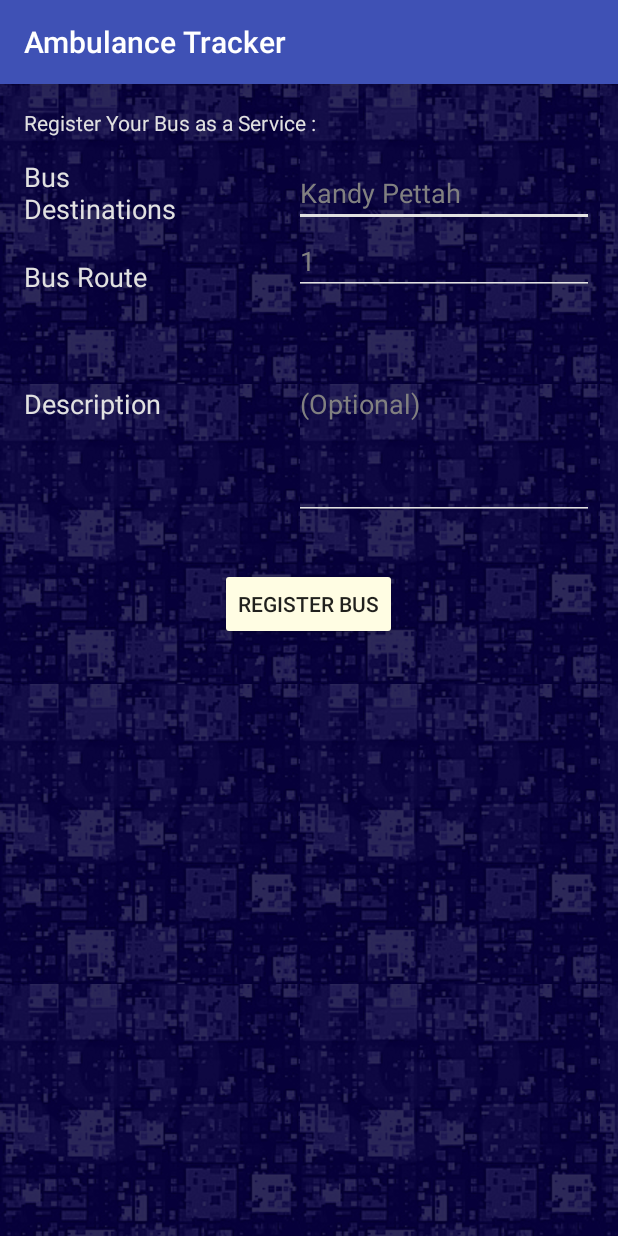
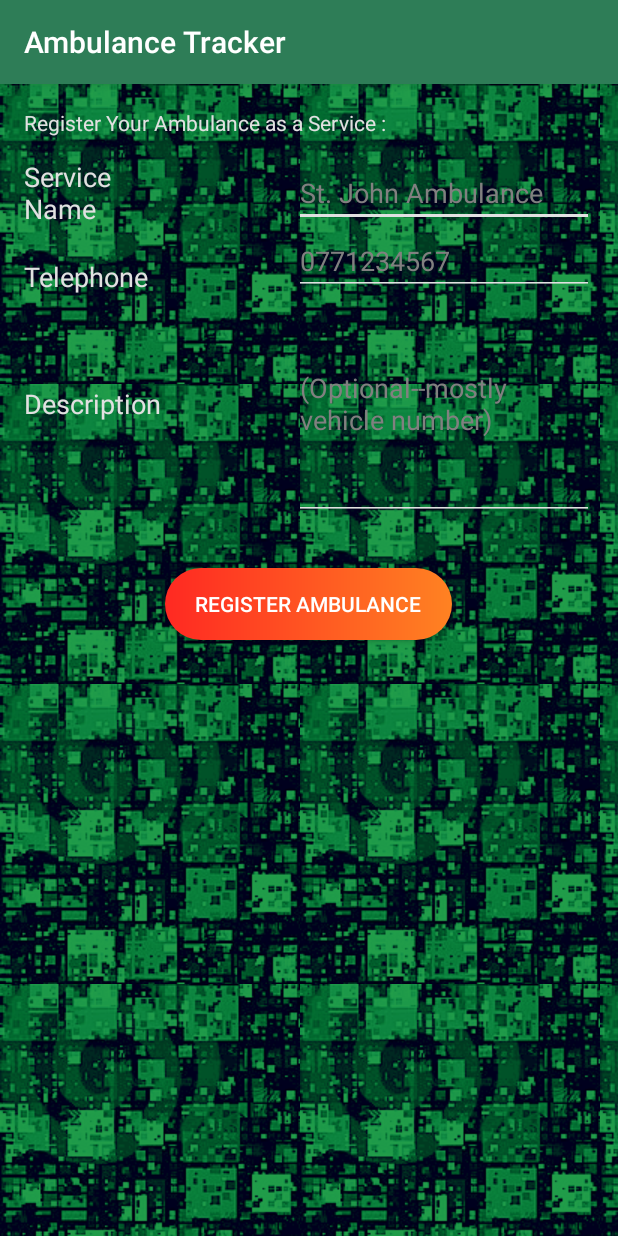
Before and after one commit to IsuriPerera/AmbulanceTracker, an Android app: the RegisterActivity screen opened directly, with no data from a screen before it, on a phone screen of 412 x 824 dp. Run offline under Robolectric (Android 15) with nearby library versions, the phone set to English and light mode, and no system bars; our stand-ins replace Volley; network calls fail.

Commit message:
more features implemented bug fixed some text changed

```diff
--- a/app/src/main/AndroidManifest.xml
+++ b/app/src/main/AndroidManifest.xml
@@ -10,6 +10,7 @@
     <uses-permission android:name="android.permission.ACCESS_FINE_LOCATION" />
     <uses-permission android:name="android.permission.INTERNET" />
     <uses-permission android:name="android.permission.ACCESS_NETWORK_STATE" />
+    <uses-permission android:name="android.permission.CALL_PHONE" />
 
     <application
         android:allowBackup="true"
--- a/app/src/main/java/com/isuri/ambulancetracker/apptracker/NameActivity.java
+++ b/app/src/main/java/com/isuri/ambulancetracker/apptracker/NameActivity.java
@@ -128,7 +128,7 @@ public class NameActivity extends AppCompatActivity {
                                         Intent intent = new Intent(NameActivity.this, MapsActivity.class); //Passing data to MapsActivity
                                         intent.putExtra("Username", "["+busnamejson + " / " + busroutejson+"]");
                                         intent.putExtra("UserID", String.valueOf(busidjson));
-                                        intent.putExtra("UserDetails","Your ID : "+busidjson+"\nBus Destinations : "+busnamejson+"\nRoute : "+busroutejson+"\nDescription : "+busdescjson);
+                                        intent.putExtra("UserDetails","Your ID : "+busidjson+"\nName : "+busnamejson+"\nTelephone : "+busroutejson+"\nDescription : "+busdescjson);
                                         intent.putExtra("IsPassenger",false);
                                         startActivity(intent);
 
--- /dev/null
+++ b/app/src/main/res/drawable/button_shape.xml
@@ -0,0 +1,11 @@
+<?xml version="1.0" encoding="utf-8"?>
+<shape xmlns:android="http://schemas.android.com/apk/res/android"
+    android:shape="rectangle" android:padding="10dp">
+
+    <gradient
+        android:angle="180"
+        android:startColor="#ff8222"
+        android:endColor="#ff2922"/>
+
+    <corners android:radius="50dp"/>
+</shape>
--- a/app/src/main/res/layout/activity_about.xml
+++ b/app/src/main/res/layout/activity_about.xml
@@ -7,7 +7,7 @@
     android:paddingLeft="@dimen/activity_horizontal_margin"
     android:paddingRight="@dimen/activity_horizontal_margin"
     android:paddingTop="@dimen/activity_vertical_margin"
-    tools:context=".apptracker.AboutActivity"
+    tools:context="AboutActivity"
     android:orientation="vertical"
     android:background="@drawable/texturerepeat">
 
--- a/app/src/main/res/layout/activity_register.xml
+++ b/app/src/main/res/layout/activity_register.xml
@@ -6,7 +6,7 @@
     android:paddingLeft="@dimen/activity_horizontal_margin"
     android:paddingRight="@dimen/activity_horizontal_margin"
     android:paddingTop="@dimen/activity_vertical_margin"
-    tools:context=".apptracker.RegisterActivity"
+    tools:context="RegisterActivity"
     android:orientation="vertical"
     android:background="@drawable/texturerepeat">
 
@@ -14,7 +14,7 @@
         android:layout_width="wrap_content"
         android:layout_height="wrap_content"
         android:textAppearance="?android:attr/textAppearanceMedium"
-        android:text="@string/busdesctextview"
+        android:text="@string/ambulanceservicenametextview"
         android:id="@+id/textView5"
         android:layout_above="@+id/busroutetxt"
         android:layout_toLeftOf="@+id/regbusbtn"
@@ -25,7 +25,7 @@
         android:layout_width="wrap_content"
         android:layout_height="wrap_content"
         android:textAppearance="?android:attr/textAppearanceMedium"
-        android:text="@string/busroutetextview"
+        android:text="@string/ambulancetelephonetextview"
         android:id="@+id/textView6"
         android:layout_alignBottom="@+id/busroutetxt"
         android:layout_alignParentLeft="true"
@@ -36,7 +36,7 @@
         android:layout_width="wrap_content"
         android:layout_height="wrap_content"
         android:textAppearance="?android:attr/textAppearanceMedium"
-        android:text="@string/busdescripttextview"
+        android:text="@string/ambulancedesctextview"
         android:id="@+id/textView7"
         android:autoLink="none"
         android:layout_alignTop="@+id/busdesctxt"
@@ -53,8 +53,7 @@
         android:layout_marginTop="34dp"
         android:layout_alignLeft="@+id/busroutetxt"
         android:layout_alignStart="@+id/busroutetxt"
-        android:hint="@string/busnametxt"
-        android:digits="abcdefghijklmnopqrstuvwxyzABCDEFGHIJKLMNOPQRSTUVWXYZ "
+        android:hint="@string/ambulancenametxt"
         android:textColor="#e1e1e1"
         android:textColorHint="#818080"
         android:foregroundTintMode="screen"
@@ -67,8 +66,9 @@
         android:layout_below="@+id/busnametxt"
         android:layout_alignLeft="@+id/busdesctxt"
         android:layout_alignStart="@+id/busdesctxt"
-        android:hint="@string/busroutetxt"
-        android:digits="123456789/"
+        android:hint="@string/ambulancetelephonetxt"
+        android:digits="123456789+"
+        android:inputType="phone"
         android:textColor="#e1e1e1"
         android:textColorHint="#818080"
         android:visibility="visible"
@@ -86,21 +86,24 @@
         android:layout_below="@+id/busroutetxt"
         android:layout_alignParentRight="true"
         android:layout_alignParentEnd="true"
-        android:hint="@string/busdesctxt"
+        android:hint="@string/ambulancedesctxt"
         android:textColor="#e1e1e1"
         android:textColorHint="#818080"
         android:foregroundTintMode="screen"
         android:backgroundTint="#e1e1e1" />
 
     <Button
+        android:background="@drawable/button_shape"
+        android:textColor="@color/white"
         android:layout_width="wrap_content"
         android:layout_height="wrap_content"
-        android:text="@string/regbusbtn"
+        android:paddingLeft="20dp"
+        android:paddingRight="20dp"
+        android:text="@string/regambulancebtn"
         android:id="@+id/regbusbtn"
         android:layout_below="@+id/busdesctxt"
         android:layout_centerHorizontal="true"
-        android:layout_marginTop="32dp"
-        android:backgroundTint="#fffde3" />
+        android:layout_marginTop="32dp"/>
 
     <TextView
         android:layout_width="wrap_content"
@@ -111,4 +114,5 @@
         android:layout_alignLeft="@+id/textView6"
         android:layout_alignStart="@+id/textView6"
         android:textColor="#e1e1e1" />
+
 </RelativeLayout>
--- a/app/src/main/res/values/colors.xml
+++ b/app/src/main/res/values/colors.xml
@@ -1,6 +1,7 @@
 <?xml version="1.0" encoding="utf-8"?>
 <resources>
-    <color name="colorPrimary">#3F51B5</color>
-    <color name="colorPrimaryDark">#303F9F</color>
-    <color name="colorAccent">#FF4081</color>
+    <color name="colorPrimary">#2e7d57</color>
+    <color name="colorPrimaryDark">#005005</color>
+    <color name="colorAccent">#ff5722</color>
+    <color name="white">#ffffff</color>
 </resources>
--- a/app/src/main/res/values/strings.xml
+++ b/app/src/main/res/values/strings.xml
@@ -5,28 +5,29 @@
     <string name="gps_network_not_enabled">GPS Network Not Enabled</string>
     <string name="open_location_settings">Open Location Settings</string>
     <string name="Cancel">Cancel</string>
-    <string name="buttonService">Service</string>
-    <string name="buttonPassenger">Find Ambulance</string>
+    <string name="buttonService">Login as Service</string>
+    <string name="buttonPassenger">Find an Ambulance</string>
     <string name="registerButton">Register</string>
+    <string name="callButton">Call</string>
     <string name="btnDone">Login</string>
     <string name="etID">Enter ID</string>
-    <string name="passengerHint">Your Location is Displayed as a Blue Dot on the Map When You Have GPS.</string>
+    <string name="passengerHint">Your Location is Displayed as a Blue Dot on the Map When You Have GPS. Long Click on Ambulance Marker to Call Them.</string>
     <string name="about">about</string>
-    <string name="busnametxt">Kandy Pettah</string>
-    <string name="busroutetxt">1</string>
-    <string name="busdesctxt">(Optional)</string>
-    <string name="regbusbtn">Register Bus</string>
-    <string name="textView8">Register Your Bus as a Service :</string>
+    <string name="ambulancenametxt">St. John Ambulance</string>
+    <string name="ambulancetelephonetxt">0771234567</string>
+    <string name="ambulancedesctxt">(Optional--mostly vehicle number)</string>
+    <string name="regambulancebtn">Register Ambulance</string>
+    <string name="textView8">Register Your Ambulance as a Service :</string>
     <string name="developedby">Developed By : Isuri Perera</string>
     <string name="version">Version 1.0.0</string>
-    <string name="appname">Pick the Bus</string>
+    <string name="appname">Ambulance Tracker</string>
     <string name="copyright">All Right Reserved © 2017</string>
     <string name="mainimageresource">main image of application</string>
     <string name="logintext">Login</string>
     <string name="notregisteredtext">Not Registered Yet? Register Now..!</string>
-    <string name="busdesctextview">Bus Destinations</string>
-    <string name="busroutetextview">Bus Route</string>
-    <string name="busdescripttextview">Description</string>
+    <string name="ambulanceservicenametextview">Service Name</string>
+    <string name="ambulancetelephonetextview">Telephone</string>
+    <string name="ambulancedesctextview">Description</string>
     <string name="title_activity_maps_xx">Map</string>
     <string name="title_activity_maps_xz">Map</string>
 </resources>
```
Also changed, not shown: app/src/main/java/com/isuri/ambulancetracker/apptracker/MapsActivity.java (+68 -86 lines), app/src/main/res/layout/activity_first.xml (+26 -24 lines), app/src/main/res/layout/activity_name.xml (+11 -18 lines), app/src/main/res/drawable/imagepickthebus.png, app/src/main/res/drawable/markerbusicon.png, app/src/main/res/drawable/texture.png, app/src/main/res/mipmap-hdpi/ic_launcher.png (deleted), app/src/main/res/mipmap-mdpi/ic_launcher.png (deleted), app/src/main/res/mipmap-xhdpi/ic_launcher.png (deleted), app/src/main/res/mipmap-xxhdpi/ic_launcher.png (deleted), app/src/main/res/mipmap-xxxhdpi/ic_launcher.png (deleted), 159 other files.
